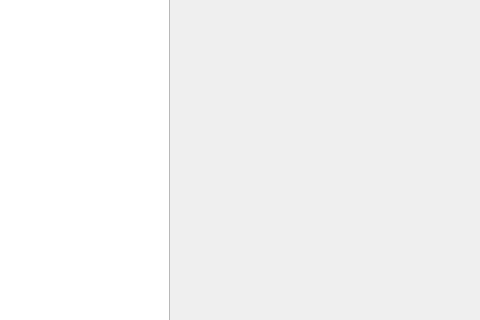
The window that widget.ui (qxsg233/Qt_Tetris_game) describes before a commit, drawn with Qt 5; both pictures show x 320 to 800 and y 184 to 504 of the 800 by 616 pixel window.
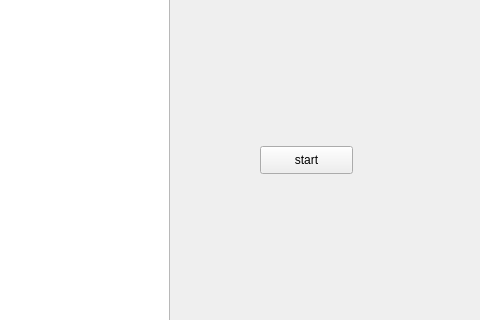
The same window after the commit. Custom widgets are drawn as their Qt base class.

Diff of the .ui file:
```diff
--- a/widget.ui
+++ b/widget.ui
@@ -87,6 +87,19 @@
     <string>Right</string>
    </property>
   </widget>
+  <widget class="QPushButton" name="pushButton_start">
+   <property name="geometry">
+    <rect>
+     <x>580</x>
+     <y>330</y>
+     <width>93</width>
+     <height>28</height>
+    </rect>
+   </property>
+   <property name="text">
+    <string>start</string>
+   </property>
+  </widget>
  </widget>
  <customwidgets>
   <customwidget>
```
